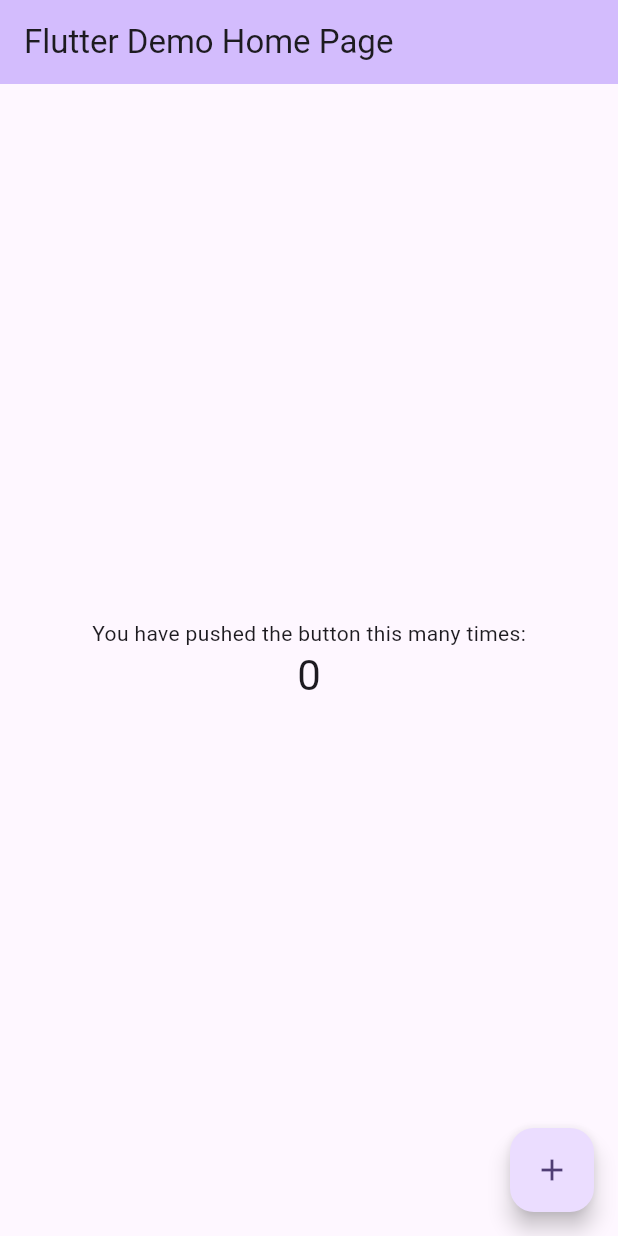
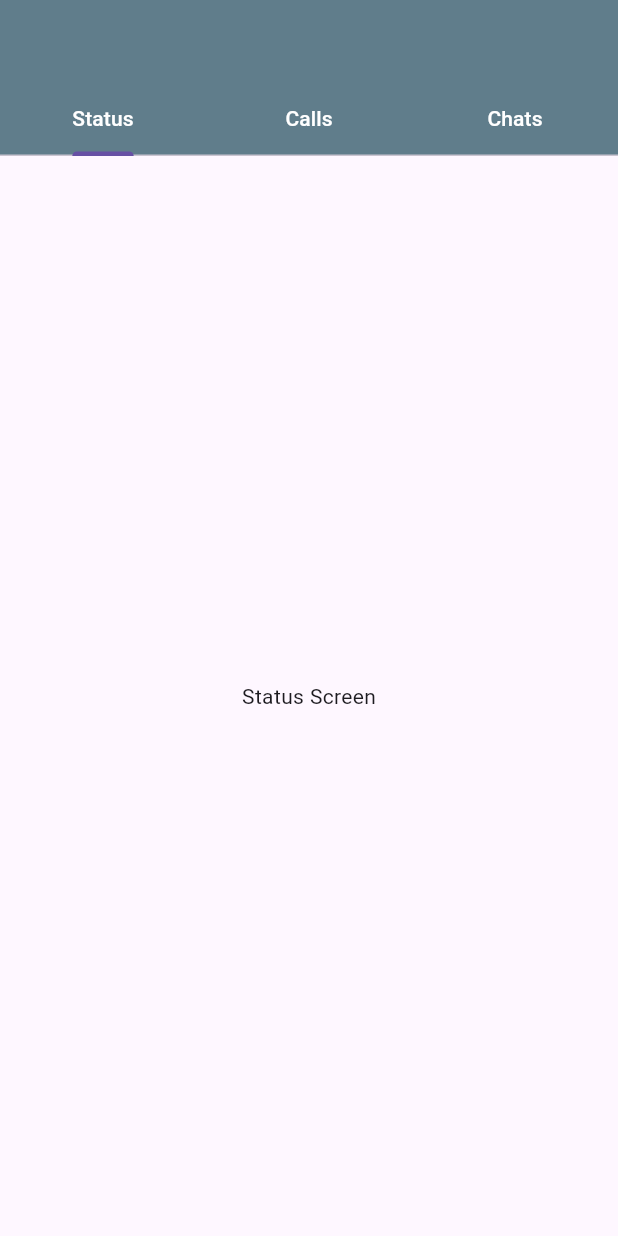
Before and after one commit to Majok-Bol/tab_bar, a Flutter app: the screen it shows after launch, on a phone screen of 412 x 824 dp. Run offline on Flutter 3.47's test engine with Material 3 defaults, Android fonts, the phone set to English and light mode, and no system bars.

Commit message:
added top navbar

```diff
--- a/lib/main.dart
+++ b/lib/main.dart
@@ -1,122 +1,35 @@
 import 'package:flutter/material.dart';
-
-void main() {
-  runApp(const MyApp());
+void main(){
+  runApp(MyApp());
 }
-
-class MyApp extends StatelessWidget {
+class MyApp extends StatelessWidget{
   const MyApp({super.key});
-
-  // This widget is the root of your application.
   @override
-  Widget build(BuildContext context) {
+  Widget build(BuildContext context){
     return MaterialApp(
-      title: 'Flutter Demo',
-      theme: ThemeData(
-        // This is the theme of your application.
-        //
-        // TRY THIS: Try running your application with "flutter run". You'll see
-        // the application has a purple toolbar. Then, without quitting the app,
-        // try changing the seedColor in the colorScheme below to Colors.green
-        // and then invoke "hot reload" (save your changes or press the "hot
-        // reload" button in a Flutter-supported IDE, or press "r" if you used
-        // the command line to start the app).
-        //
-        // Notice that the counter didn't reset back to zero; the application
-        // state is not lost during the reload. To reset the state, use hot
-        // restart instead.
-        //
-        // This works for code too, not just values: Most code changes can be
-        // tested with just a hot reload.
-        colorScheme: ColorScheme.fromSeed(seedColor: Colors.deepPurple),
-      ),
-      home: const MyHomePage(title: 'Flutter Demo Home Page'),
+      debugShowCheckedModeBanner: false,
+      home:TopNavigationBar(),
     );
   }
 }
-
-class MyHomePage extends StatefulWidget {
-  const MyHomePage({super.key, required this.title});
-
-  // This widget is the home page of your application. It is stateful, meaning
-  // that it has a State object (defined below) that contains fields that affect
-  // how it looks.
-
-  // This class is the configuration for the state. It holds the values (in this
-  // case the title) provided by the parent (in this case the App widget) and
-  // used by the build method of the State. Fields in a Widget subclass are
-  // always marked "final".
-
-  final String title;
-
+class TopNavigationBar extends StatelessWidget{
+  const TopNavigationBar({super.key});
   @override
-  State<MyHomePage> createState() => _MyHomePageState();
-}
-
-class _MyHomePageState extends State<MyHomePage> {
-  int _counter = 0;
-
-  void _incrementCounter() {
-    setState(() {
-      // This call to setState tells the Flutter framework that something has
-      // changed in this State, which causes it to rerun the build method below
-      // so that the display can reflect the updated values. If we changed
-      // _counter without calling setState(), then the build method would not be
-      // called again, and so nothing would appear to happen.
-      _counter++;
-    });
-  }
-
-  @override
-  Widget build(BuildContext context) {
-    // This method is rerun every time setState is called, for instance as done
-    // by the _incrementCounter method above.
-    //
-    // The Flutter framework has been optimized to make rerunning build methods
-    // fast, so that you can just rebuild anything that needs updating rather
-    // than having to individually change instances of widgets.
-    return Scaffold(
+  Widget build(BuildContext context){
+    return DefaultTabController(length: 3, child:Scaffold(
       appBar: AppBar(
-        // TRY THIS: Try changing the color here to a specific color (to
-        // Colors.amber, perhaps?) and trigger a hot reload to see the AppBar
-        // change color while the other colors stay the same.
-        backgroundColor: Theme.of(context).colorScheme.inversePrimary,
-        // Here we take the value from the MyHomePage object that was created by
-        // the App.build method, and use it to set our appbar title.
-        title: Text(widget.title),
+        backgroundColor: Colors.blueGrey.shade500,
+        bottom: TabBar(tabs: [
+          Tab(child: Text('Status',style: TextStyle(color: Colors.white),),),
+          Tab(child: Text('Calls',style: TextStyle(color: Colors.white),),),
+          Tab(child: Text('Chats',style: TextStyle(color: Colors.white),),),
+        ]),
       ),
-      body: Center(
-        // Center is a layout widget. It takes a single child and positions it
-        // in the middle of the parent.
-        child: Column(
-          // Column is also a layout widget. It takes a list of children and
-          // arranges them vertically. By default, it sizes itself to fit its
-          // children horizontally, and tries to be as tall as its parent.
-          //
-          // Column has various properties to control how it sizes itself and
-          // how it positions its children. Here we use mainAxisAlignment to
-          // center the children vertically; the main axis here is the vertical
-          // axis because Columns are vertical (the cross axis would be
-          // horizontal).
-          //
-          // TRY THIS: Invoke "debug painting" (choose the "Toggle Debug Paint"
-          // action in the IDE, or press "p" in the console), to see the
-          // wireframe for each widget.
-          mainAxisAlignment: MainAxisAlignment.center,
-          children: <Widget>[
-            const Text('You have pushed the button this many times:'),
-            Text(
-              '$_counter',
-              style: Theme.of(context).textTheme.headlineMedium,
-            ),
-          ],
-        ),
-      ),
-      floatingActionButton: FloatingActionButton(
-        onPressed: _incrementCounter,
-        tooltip: 'Increment',
-        child: const Icon(Icons.add),
-      ), // This trailing comma makes auto-formatting nicer for build methods.
-    );
+      body:TabBarView(children:[
+        Center(child: Text('Status Screen'),),
+        Center(child: Text('Calls Screen'),),
+        Center(child: Text('Chats Screen'),),
+      ]),
+    ));
   }
 }
```
